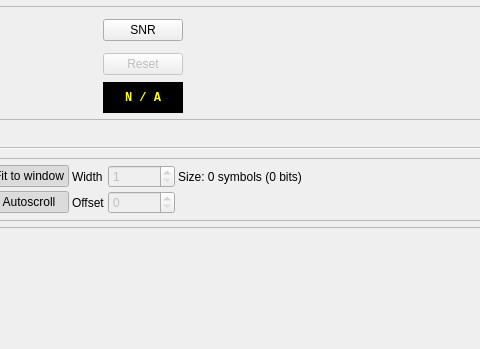
Before: the Qt Designer form ui/Inspector.ui in BatchDrake/SigDigger, drawn with Qt 5; both pictures show x 503 to 983 and y 0 to 349 of the 1125 by 802 pixel window.
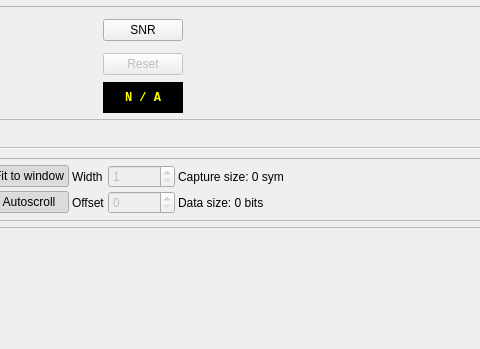
After: the same form once the commit is applied. The open tabs and pages were chosen to show the change. Custom widgets are drawn as their Qt base class.

Commit message: Improve data size representation in symview

```diff
--- a/ui/Inspector.ui
+++ b/ui/Inspector.ui
@@ -505,8 +505,14 @@
           </item>
           <item row="1" column="10">
            <widget class="QLabel" name="sizeLabel">
+            <property name="minimumSize">
+             <size>
+              <width>0</width>
+              <height>0</height>
+             </size>
+            </property>
             <property name="text">
-             <string>Size: 0 symbols (0 bits)</string>
+             <string>Capture size: 0 sym</string>
             </property>
            </widget>
           </item>
@@ -609,6 +615,13 @@
             </property>
            </widget>
           </item>
+          <item row="2" column="10">
+           <widget class="QLabel" name="dataSizeLabel">
+            <property name="text">
+             <string>Data size: 0 bits</string>
+            </property>
+           </widget>
+          </item>
          </layout>
         </widget>
        </item>
```
Left out of the diff: 12 changed lines with no effect on the pictures. The commit also changes 1 other file.
